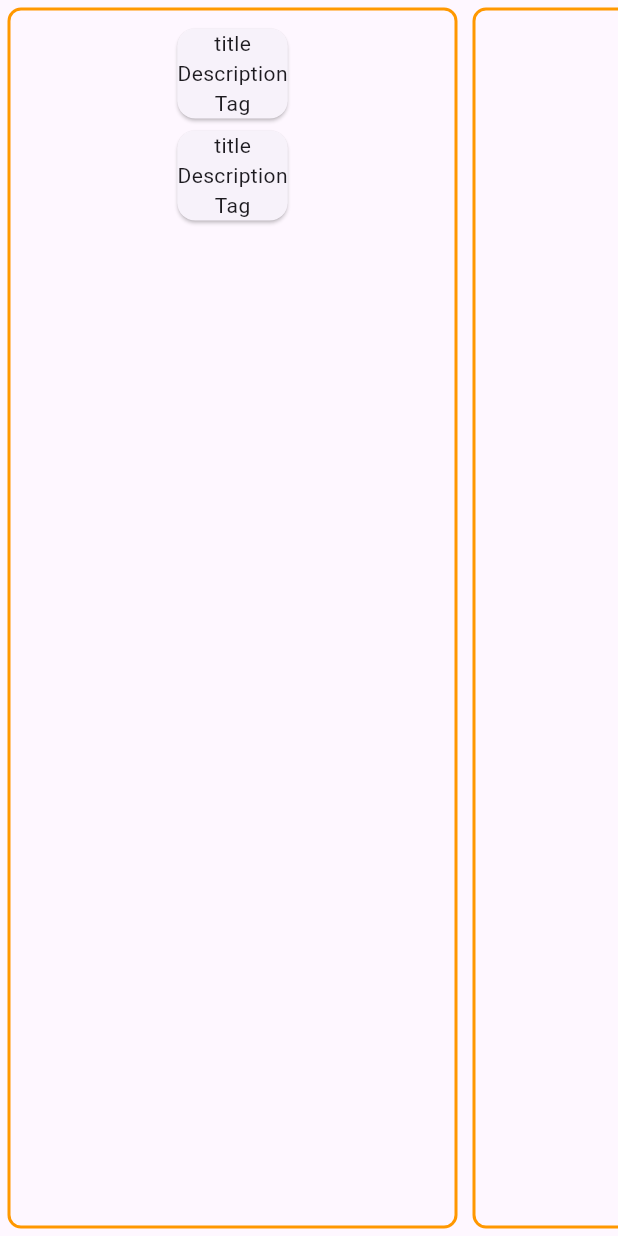
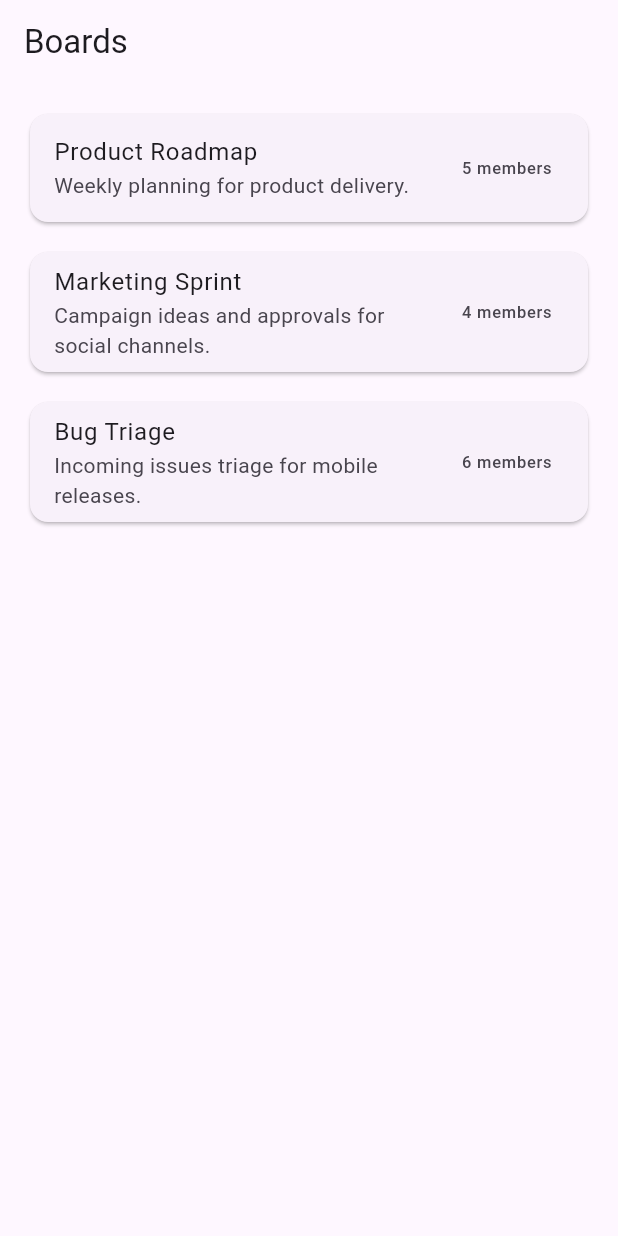
Before and after one commit to questc0der/talenvo_collaborative_board, a Flutter app: the screen it shows after launch, on a phone screen of 412 x 824 dp. Run offline on Flutter 3.47's test engine with Material 3 defaults, Android fonts, the phone set to English and light mode, and no system bars.

Commit message:
Implement in-memory board and column repositories, add board entity, and create UI for boards and board details

```diff
--- /dev/null
+++ b/lib/features/boards/data/repositories/in_memory_board_repository.dart
@@ -0,0 +1,31 @@
+import 'package:talenvo_collaborative_board/features/boards/domain/entities/board_entity.dart';
+import 'package:talenvo_collaborative_board/features/boards/domain/repositories/board_repository.dart';
+
+class InMemoryBoardRepository implements BoardRepository {
+  @override
+  Future<List<BoardEntity>> getBoards() async {
+    return [
+      BoardEntity(
+        id: 'board-1',
+        name: 'Product Roadmap',
+        description: 'Weekly planning for product delivery.',
+        memberCount: 5,
+        updatedAt: DateTime(2026, 3, 2),
+      ),
+      BoardEntity(
+        id: 'board-2',
+        name: 'Marketing Sprint',
+        description: 'Campaign ideas and approvals for social channels.',
+        memberCount: 4,
+        updatedAt: DateTime(2026, 3, 1),
+      ),
+      BoardEntity(
+        id: 'board-3',
+        name: 'Bug Triage',
+        description: 'Incoming issues triage for mobile releases.',
+        memberCount: 6,
+        updatedAt: DateTime(2026, 2, 28),
+      ),
+    ];
+  }
+}
--- /dev/null
+++ b/lib/features/boards/domain/entities/board_entity.dart
@@ -0,0 +1,15 @@
+class BoardEntity {
+  const BoardEntity({
+    required this.id,
+    required this.name,
+    required this.description,
+    required this.memberCount,
+    required this.updatedAt,
+  });
+
+  final String id;
+  final String name;
+  final String description;
+  final int memberCount;
+  final DateTime updatedAt;
+}
--- /dev/null
+++ b/lib/features/boards/domain/repositories/board_repository.dart
@@ -0,0 +1,5 @@
+import 'package:talenvo_collaborative_board/features/boards/domain/entities/board_entity.dart';
+
+abstract class BoardRepository {
+  Future<List<BoardEntity>> getBoards();
+}
--- /dev/null
+++ b/lib/features/boards/domain/usecases/get_boards_use_case.dart
@@ -0,0 +1,12 @@
+import 'package:talenvo_collaborative_board/features/boards/domain/entities/board_entity.dart';
+import 'package:talenvo_collaborative_board/features/boards/domain/repositories/board_repository.dart';
+
+class GetBoardsUseCase {
+  const GetBoardsUseCase(this._boardRepository);
+
+  final BoardRepository _boardRepository;
+
+  Future<List<BoardEntity>> call() {
+    return _boardRepository.getBoards();
+  }
+}
--- /dev/null
+++ b/lib/features/boards/presentation/pages/boards_page.dart
@@ -0,0 +1,65 @@
+import 'package:flutter/material.dart';
+import 'package:talenvo_collaborative_board/features/boards/data/repositories/in_memory_board_repository.dart';
+import 'package:talenvo_collaborative_board/features/boards/domain/entities/board_entity.dart';
+import 'package:talenvo_collaborative_board/features/boards/domain/usecases/get_boards_use_case.dart';
+import 'package:talenvo_collaborative_board/features/boards/presentation/pages/board_details_page.dart';
+
+class BoardsPage extends StatelessWidget {
+  BoardsPage({super.key});
+
+  final GetBoardsUseCase _getBoardsUseCase = GetBoardsUseCase(
+    InMemoryBoardRepository(),
+  );
+
+  @override
+  Widget build(BuildContext context) {
+    return Scaffold(
+      appBar: AppBar(title: const Text('Boards')),
+      body: FutureBuilder<List<BoardEntity>>(
+        future: _getBoardsUseCase(),
+        builder: (context, snapshot) {
+          if (snapshot.connectionState == ConnectionState.waiting) {
+            return const Center(child: CircularProgressIndicator());
+          }
+
+          if (snapshot.hasError) {
+            return Center(
+              child: Padding(
+                padding: const EdgeInsets.all(16),
+                child: Text('Failed to load boards: ${snapshot.error}'),
+              ),
+            );
+          }
+
+          final boards = snapshot.data ?? [];
+          if (boards.isEmpty) {
+            return const Center(child: Text('No boards found.'));
+          }
+
+          return ListView.separated(
+            padding: const EdgeInsets.all(16),
+            itemCount: boards.length,
+            separatorBuilder: (_, __) => const SizedBox(height: 12),
+            itemBuilder: (context, index) {
+              final board = boards[index];
+              return Card(
+                child: ListTile(
+                  title: Text(board.name),
+                  subtitle: Text(board.description),
+                  trailing: Text('${board.memberCount} members'),
+                  onTap: () {
+                    Navigator.of(context).push(
+                      MaterialPageRoute(
+                        builder: (_) => BoardDetailsPage(board: board),
+                      ),
+                    );
+                  },
+                ),
+              );
+            },
+          );
+        },
+      ),
+    );
+  }
+}
--- a/lib/main.dart
+++ b/lib/main.dart
@@ -1,6 +1,6 @@
 import 'package:flutter/widget_previews.dart';
 import 'package:flutter/material.dart';
-import 'package:talenvo_collaborative_board/features/boards/UI/widgets/board_widget.dart';
+import 'package:talenvo_collaborative_board/features/boards/presentation/pages/boards_page.dart';
 
 void main() {
   runApp(const MyApp());
@@ -17,9 +17,11 @@ class MyApp extends StatelessWidget {
   @override
   Widget build(BuildContext context) {
     return MaterialApp(
-      title: 'Flutter Demo',
-      theme: ThemeData(colorScheme: .fromSeed(seedColor: Colors.deepPurple)),
-      home: const Board(),
+      title: 'Talenvo Collaborative Board',
+      theme: ThemeData(
+        colorScheme: ColorScheme.fromSeed(seedColor: Colors.deepPurple),
+      ),
+      home: BoardsPage(),
     );
   }
 }
```
Also changed, not shown: lib/features/boards/presentation/pages/board_details_page.dart (added, +113 -0 lines).
